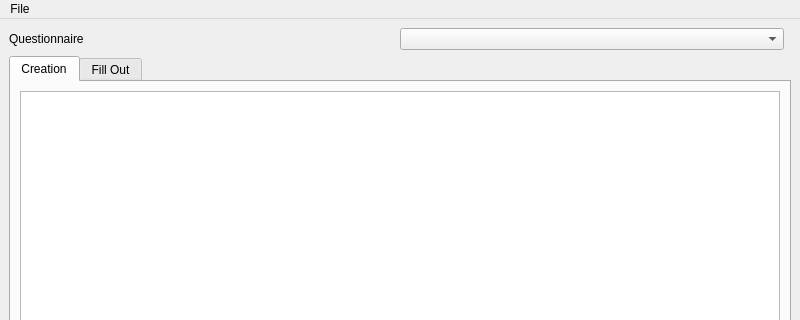
lukas-jung/Kwestions, file mainwindow.ui: the form before one commit; both pictures show x 0 to 800 and y 0 to 320 of the 800 by 600 pixel window.
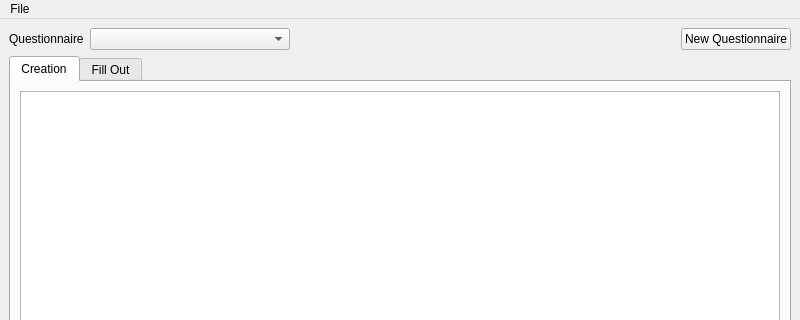
The form after the commit.

Commit message: Add dialog to create questionnaires

Diff of the .ui file:
```diff
--- a/mainwindow.ui
+++ b/mainwindow.ui
@@ -39,8 +39,21 @@
         <property name="orientation">
          <enum>Qt::Orientation::Horizontal</enum>
         </property>
+        <property name="sizeHint" stdset="0">
+         <size>
+          <width>0</width>
+          <height>0</height>
+         </size>
+        </property>
        </spacer>
       </item>
+      <item>
+       <widget class="QPushButton" name="newQuestionnaireButton">
+        <property name="text">
+         <string>New Questionnaire</string>
+        </property>
+       </widget>
+      </item>
      </layout>
     </item>
     <item>
```
The commit also changes 10 other files.
